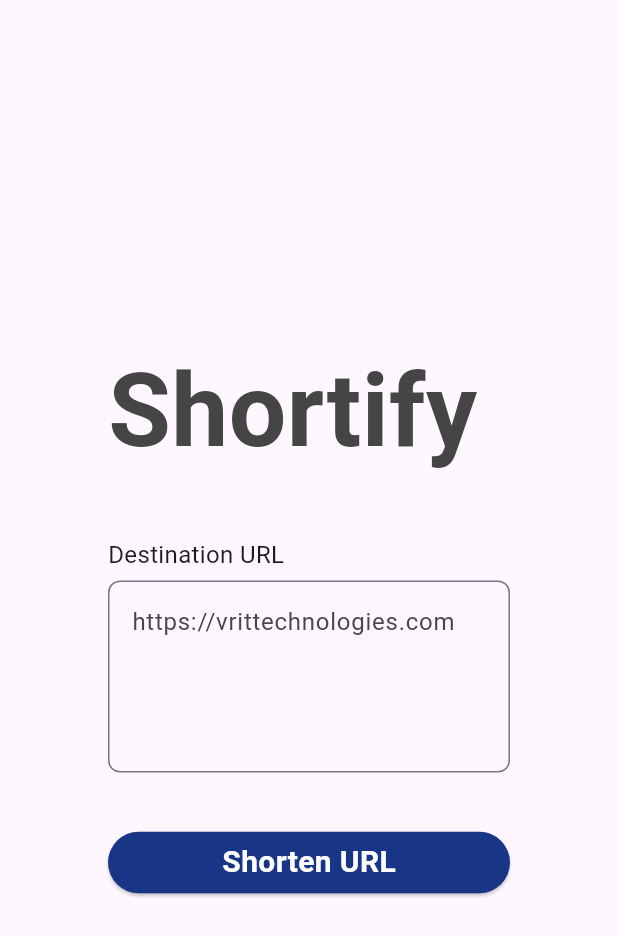
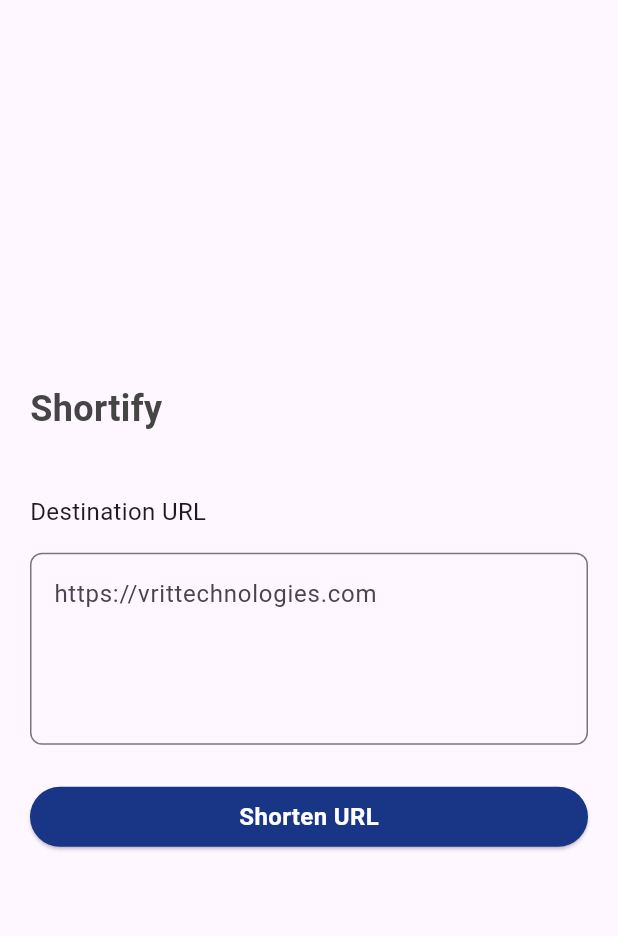
Before and after one commit to Suryaghising/shortify, a Flutter app: the screen it shows after launch, on a phone screen of 412 x 824 dp. Shown: the top 936 px of the screen. Run offline on Flutter 3.47's test engine with Material 3 defaults, Android fonts, the phone set to English and light mode, and no system bars; our stand-ins replace dio, equatable, internet_connection_checker, qr_flutter; Roboto replaces fonts that are missing (SFPro).

Commit message:
Minor changes

```diff
--- a/lib/views/home_view.dart
+++ b/lib/views/home_view.dart
@@ -34,26 +34,26 @@ class _HomeViewState extends State<HomeView> {
         child: Stack(
           children: [
             Container(
-              margin: EdgeInsets.symmetric(horizontal: kHorizontalMargin * 3),
+              margin: const EdgeInsets.symmetric(horizontal: 20),
               child: Column(
                 mainAxisAlignment: MainAxisAlignment.center,
                 crossAxisAlignment: CrossAxisAlignment.stretch,
                 children: [
                   const ResponsiveText(
                     kAppName,
-                    fontSize: 68,
+                    fontSize: 24,
                     textColor: kTitleColor,
                     fontWeight: FontWeight.w700,
                   ),
-                  SizedBox(
-                    height: height * 0.06,
+                  const SizedBox(
+                    height: 40,
                   ),
                   const ResponsiveText(
                     kDestinationUrl,
                     fontSize: 16,
                   ),
-                  SizedBox(
-                    height: kVerticalMargin / 2,
+                  const SizedBox(
+                    height: 16,
                   ),
                   TextField(
                     controller: urlInputController,
@@ -65,7 +65,7 @@ class _HomeViewState extends State<HomeView> {
                         )),
                     maxLines: 4,
                   ),
-                  SizedBox(height: kVerticalMargin * 3),
+                  const SizedBox(height: 24),
                   CustomButton(onPressed: showProgressbar? null:  () async {
                     setState(() {
                       showProgressbar = true;
--- a/lib/widgets/custom_button.dart
+++ b/lib/widgets/custom_button.dart
@@ -22,7 +22,7 @@ class CustomButton extends StatelessWidget {
         'Shorten URL',
         textColor: Colors.white,
         fontWeight: FontWeight.w700,
-        fontSize: 20,
+        fontSize: 16,
       ),
       onPressed: onPressed,
     );
```
Also changed, not shown: 1 other file.
